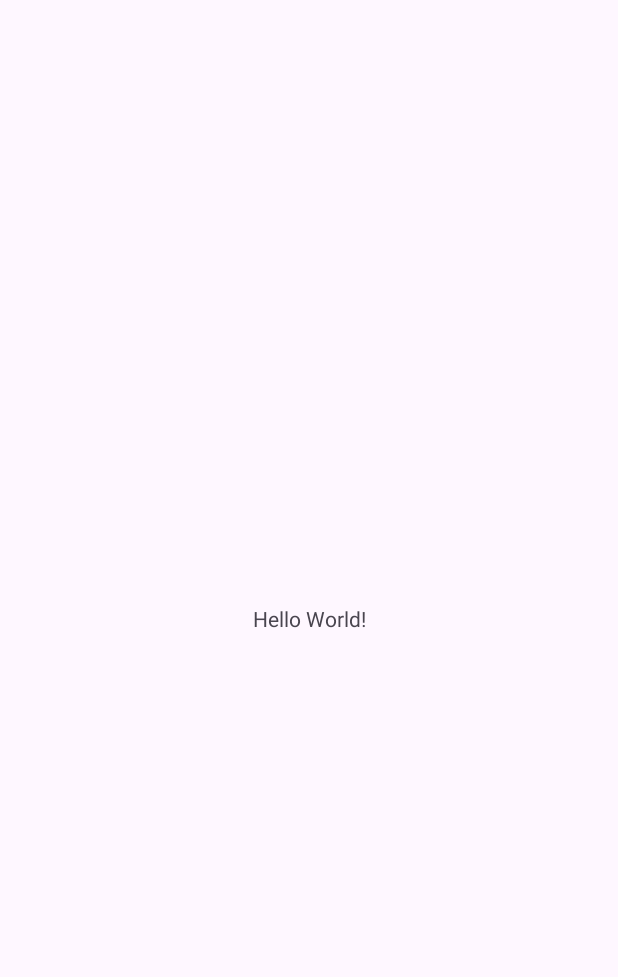
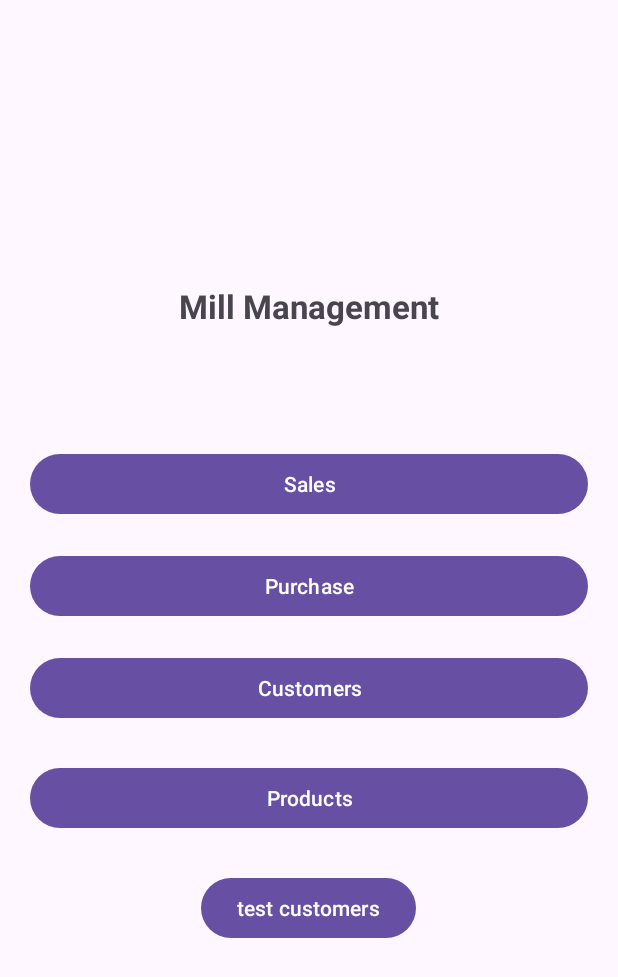
Before and after one commit to tharun13976/StockManagement, an Android app: the screen it shows after launch (MainActivity), on a phone screen of 412 x 824 dp. Before the commit the part shown is almost empty. Shown: the top 977 px of the screen. Run offline under Robolectric (Android 15) with nearby library versions, the phone set to English and light mode, and no system bars; our stand-ins replace Room's generated code.

Commit message:
First Step

```diff
--- a/app/src/main/AndroidManifest.xml
+++ b/app/src/main/AndroidManifest.xml
@@ -13,6 +13,9 @@
         android:theme="@style/Theme.StockManagement"
         tools:targetApi="31">
         <activity
+            android:name=".CustomerCreate"
+            android:exported="false" />
+        <activity
             android:name=".MainActivity"
             android:exported="true">
             <intent-filter>
--- a/app/src/main/java/com/example/stockmanagement/MainActivity.kt
+++ b/app/src/main/java/com/example/stockmanagement/MainActivity.kt
@@ -1,6 +1,9 @@
 package com.example.stockmanagement
 
+import android.content.Intent
 import android.os.Bundle
+import android.widget.Button
+import android.widget.Toast
 import androidx.activity.enableEdgeToEdge
 import androidx.appcompat.app.AppCompatActivity
 import androidx.core.view.ViewCompat
@@ -24,36 +27,24 @@ class MainActivity : AppCompatActivity() {
             v.setPadding(systemBars.left, systemBars.top, systemBars.right, systemBars.bottom)
             insets
         }
+
+        findViewById<Button>(R.id.Btn_Customer).setOnClickListener {
+            val nextscreen = Intent(this, CustomerCreate::class.java)
+            startActivity(nextscreen)
+        }
+
+
         val dao = ManagementDatabase.getInstance(this).managementDao
 
-        // Sample Customer
-        val customers = listOf(
-            Customer(null, "Alice", "9876543210", "New York", Date(System.currentTimeMillis())),
-            Customer(null, "Bob", "1234567890", "Los Angeles", Date(System.currentTimeMillis()))
-        )
+        findViewById<Button>(R.id.Btn_test).setOnClickListener {
+            findViewById<Button>(R.id.Btn_test).setOnClickListener {
+                Toast.makeText(this, "Test this app", Toast.LENGTH_LONG).show()
+                lifecycleScope.launch {
+                    val customerrec = dao.getAllCustomer()
+                    println(customerrec)
+                }
+            }
 
-        // Sample Products
-        val products = listOf(
-            Product(0, "Laptop", "pcs", Date(System.currentTimeMillis()), 1000, 50),
-            Product(0, "Phone", "pcs", Date(System.currentTimeMillis()), 500, 100)
-        )
-
-        // Sample Purchases
-        val purchases = listOf(
-            Purchase(null, "Laptop", Date(System.currentTimeMillis()), 10, 950),
-            Purchase(null, "Phone", Date(System.currentTimeMillis()), 20, 450)
-        )
-
-        // Sample Sales
-        val sales = listOf(
-            Sale(null, "Alice", "Laptop", Date(System.currentTimeMillis()), 1, 2, 2000, 2000, true),
-            Sale(null, "Bob", "Phone", Date(System.currentTimeMillis()), 2, 1, 500, 300, false)
-        )
-        lifecycleScope.launch {
-            customers.forEach { dao.insertCustomer(it) }
-            products.forEach { dao.insertProduct(it) }
-            purchases.forEach { dao.insertPurchase(it) }
-            sales.forEach { dao.insertSale(it) }
         }
     }
 }
--- a/app/src/main/java/com/example/stockmanagement/ManagementDao.kt
+++ b/app/src/main/java/com/example/stockmanagement/ManagementDao.kt
@@ -24,6 +24,7 @@ interface ManagementDao {
     @Insert(onConflict = OnConflictStrategy.REPLACE)
     suspend fun insertPurchase(purchase: Purchase)
 
+    // To Get the Entries
     // Customer-realted
     // Get all customer
     @Query("SELECT * FROM Customer")
@@ -63,4 +64,8 @@ interface ManagementDao {
     @Transaction
     @Query("SELECT * FROM Sale WHERE customername = :name")
     suspend fun getSalesByCustomerName(name: String): List<Sale>
+
+    // To update the Entries.
+    // Need to create
+
 }
--- a/app/src/main/java/com/example/stockmanagement/entites/Customer.kt
+++ b/app/src/main/java/com/example/stockmanagement/entites/Customer.kt
@@ -11,5 +11,6 @@ data class Customer(
     val customername: String,
     val phone: String,
     val address: String,
-    val customercreatedDate: Date
+    val customercreatedDate: Date,
+    val amountbalance:Int
 )
--- a/app/src/main/java/com/example/stockmanagement/entites/Sale.kt
+++ b/app/src/main/java/com/example/stockmanagement/entites/Sale.kt
@@ -13,7 +13,7 @@ data class Sale(
     val salesdate:Date,
     val purchaseid:Int,
     val saleproductcount:Int,
-    val costofproductsaled:Int,
+    val costofproductsold:Int,
     val amountgiven:Int,
     val amountonly:Boolean
 )
--- a/app/src/main/res/layout/activity_main.xml
+++ b/app/src/main/res/layout/activity_main.xml
@@ -1,19 +1,57 @@
 <?xml version="1.0" encoding="utf-8"?>
-<androidx.constraintlayout.widget.ConstraintLayout xmlns:android="http://schemas.android.com/apk/res/android"
+<LinearLayout
+    xmlns:android="http://schemas.android.com/apk/res/android"
     xmlns:app="http://schemas.android.com/apk/res-auto"
     xmlns:tools="http://schemas.android.com/tools"
     android:id="@+id/main"
     android:layout_width="match_parent"
     android:layout_height="match_parent"
-    tools:context=".MainActivity">
+    tools:context=".MainActivity"
+    android:orientation="vertical"
+    android:gravity="center"
+    android:layout_margin="20dp">
 
     <TextView
         android:layout_width="wrap_content"
         android:layout_height="wrap_content"
-        android:text="Hello World!"
-        app:layout_constraintBottom_toBottomOf="parent"
-        app:layout_constraintEnd_toEndOf="parent"
-        app:layout_constraintStart_toStartOf="parent"
-        app:layout_constraintTop_toTopOf="parent" />
+        android:layout_marginBottom="60dp"
+        android:text="Mill Management"
+        android:textSize="22sp"
+        android:textStyle="bold" />
 
-</androidx.constraintlayout.widget.ConstraintLayout>
+    <Button
+        android:id="@+id/Btn_Sales"
+        android:layout_width="match_parent"
+        android:layout_height="wrap_content"
+        android:text="Sales"
+        android:layout_marginTop="20dp"/>
+    <Button
+        android:id="@+id/Btn_Purchase"
+        android:layout_width="match_parent"
+        android:layout_height="wrap_content"
+        android:text="Purchase"
+        android:layout_marginTop="20dp"/>
+    <Button
+        android:id="@+id/Btn_Customer"
+        android:layout_width="match_parent"
+        android:layout_height="wrap_content"
+        android:text="Customers"
+        android:layout_marginBottom="5dp"
+        android:layout_marginTop="20dp"/>
+    <Button
+        android:id="@+id/Btn_Product"
+        android:layout_width="match_parent"
+        android:layout_height="wrap_content"
+        android:text="Products"
+        android:layout_marginBottom="5dp"
+        android:layout_marginTop="20dp"/>
+
+    <Button
+        android:id="@+id/Btn_test"
+        android:layout_width="wrap_content"
+        android:layout_height="wrap_content"
+        android:text="test customers"
+        android:layout_marginBottom="5dp"
+        android:layout_marginTop="20dp" />
+
+</LinearLayout>
--- a/app/src/main/res/values/colors.xml
+++ b/app/src/main/res/values/colors.xml
@@ -2,4 +2,5 @@
 <resources>
     <color name="black">#FF000000</color>
     <color name="white">#FFFFFFFF</color>
+    <color name="green">#298407</color>
 </resources>
```
Also changed, not shown: app/src/main/java/com/example/stockmanagement/CustomerCreate.kt (added, +58 -0 lines), app/src/main/res/layout/activity_customer_create.xml (added, +62 -0 lines).
